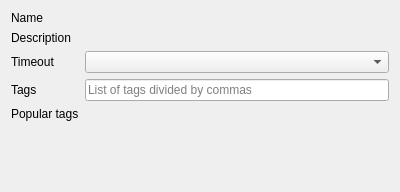
The window that vms/client/nx_vms_client_desktop/src/ui/widgets/bookmark_widget.ui (networkoptix/nx_open) describes before a commit, drawn with Qt 5.
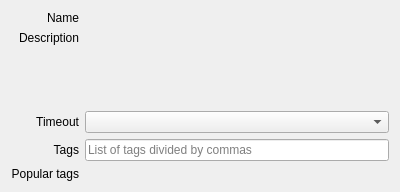
The same window after the commit. Custom widgets are drawn as their Qt base class.

Commit message:
VMS-61846: Implement bookmark sharing in desktop client
Related to VMS-61846

Diff of the .ui file:
```diff
--- a/vms/client/nx_vms_client_desktop/src/ui/widgets/bookmark_widget.ui
+++ b/vms/client/nx_vms_client_desktop/src/ui/widgets/bookmark_widget.ui
@@ -10,15 +10,18 @@
     <height>192</height>
    </rect>
   </property>
-  <layout class="QFormLayout" name="mainFormLayout">
-   <property name="fieldGrowthPolicy">
-    <enum>QFormLayout::AllNonFixedFieldsGrow</enum>
-   </property>
+  <layout class="QGridLayout" name="gridLayout">
    <item row="0" column="0">
     <widget class="QLabel" name="nameLabel">
      <property name="text">
       <string>Name</string>
      </property>
+     <property name="alignment">
+      <set>Qt::AlignmentFlag::AlignRight|Qt::AlignmentFlag::AlignTrailing|Qt::AlignmentFlag::AlignVCenter</set>
+     </property>
+     <property name="buddy">
+      <cstring>nameInputField</cstring>
+     </property>
     </widget>
    </item>
    <item row="0" column="1">
@@ -29,39 +32,54 @@
      <property name="text">
       <string>Description</string>
      </property>
+     <property name="alignment">
+      <set>Qt::AlignmentFlag::AlignRight|Qt::AlignmentFlag::AlignTop|Qt::AlignmentFlag::AlignTrailing</set>
+     </property>
      <property name="buddy">
       <cstring>descriptionTextEdit</cstring>
      </property>
     </widget>
    </item>
    <item row="1" column="1">
-    <widget class="nx::vms::client::desktop::TextEditField" name="descriptionTextEdit">
+    <widget class="nx::vms::client::desktop::TextEditField" name="descriptionTextEdit" native="true">
+     <property name="sizePolicy">
+      <sizepolicy hsizetype="Preferred" vsizetype="MinimumExpanding">
+       <horstretch>0</horstretch>
+       <verstretch>0</verstretch>
+      </sizepolicy>
+     </property>
     </widget>
    </item>
-   <item row="3" column="0">
+   <item row="2" column="0">
     <widget class="QLabel" name="timeoutLabel">
      <property name="text">
       <string>Timeout</string>
      </property>
+     <property name="alignment">
+      <set>Qt::AlignmentFlag::AlignRight|Qt::AlignmentFlag::AlignTrailing|Qt::AlignmentFlag::AlignVCenter</set>
+     </property>
      <property name="buddy">
       <cstring>timeoutComboBox</cstring>
      </property>
     </widget>
    </item>
-   <item row="3" column="1">
+   <item row="2" column="1">
     <widget class="QComboBox" name="timeoutComboBox"/>
    </item>
-   <item row="4" column="0">
+   <item row="3" column="0">
     <widget class="QLabel" name="tagsLabel">
      <property name="text">
       <string>Tags</string>
      </property>
+     <property name="alignment">
+      <set>Qt::AlignmentFlag::AlignRight|Qt::AlignmentFlag::AlignTrailing|Qt::AlignmentFlag::AlignVCenter</set>
+     </property>
      <property name="buddy">
       <cstring>tagsLineEdit</cstring>
      </property>
     </widget>
    </item>
-   <item row="4" column="1">
+   <item row="3" column="1">
     <widget class="QWidget" name="tagsWidget" native="true">
      <layout class="QVBoxLayout" name="verticalLayout">
       <property name="leftMargin">
@@ -86,14 +104,17 @@
      </layout>
     </widget>
    </item>
-   <item row="5" column="0">
-    <widget class="QLabel" name="label">
+   <item row="4" column="0">
+    <widget class="QLabel" name="popularTagsLabel">
      <property name="text">
       <string>Popular tags</string>
      </property>
+     <property name="alignment">
+      <set>Qt::AlignmentFlag::AlignRight|Qt::AlignmentFlag::AlignTop|Qt::AlignmentFlag::AlignTrailing</set>
+     </property>
     </widget>
    </item>
-   <item row="5" column="1">
+   <item row="4" column="1">
     <widget class="QLabel" name="tagsListLabel">
      <property name="text">
       <string/>
```
Left out of the diff: 2 changed lines with no effect on the pictures. The commit also changes 47 other files.
